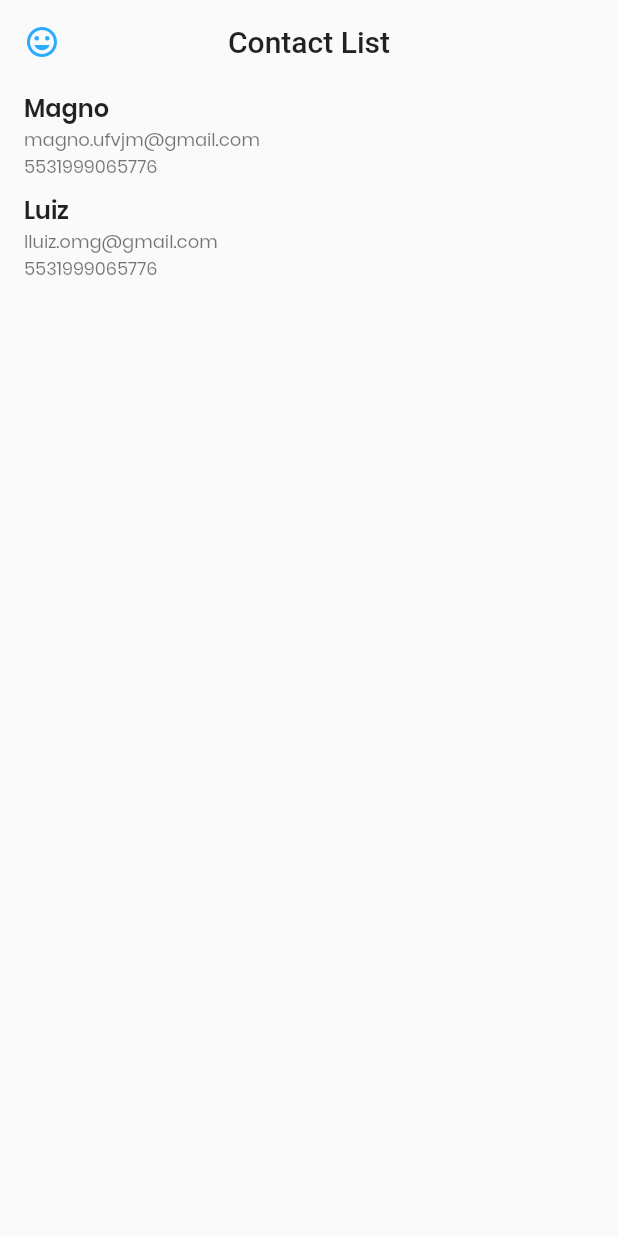
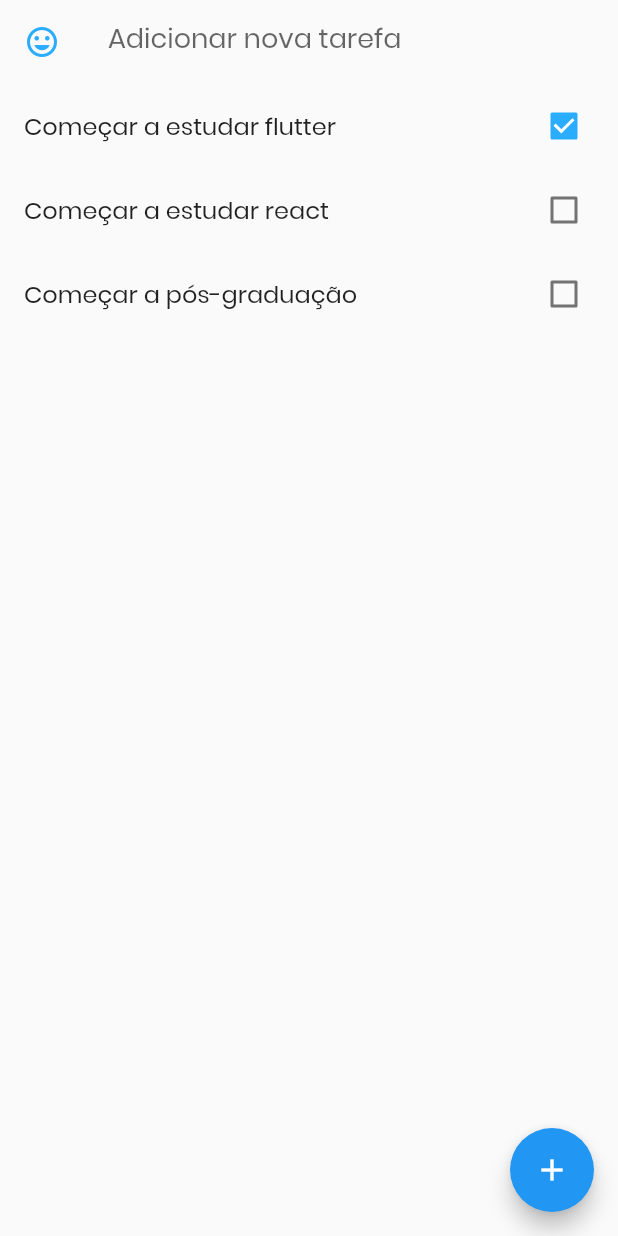
Before and after one commit to MagnoSantos/contacts-flutter, a Flutter app: the TodoList screen opened directly, on a phone screen of 412 x 824 dp. Run offline on Flutter 3.47's test engine with Material 2 defaults, Android fonts, the phone set to English and light mode, and no system bars.

Commit message:
Criação da lista de tarefas, com adição e remoção de itens, nova visualização todolist.view.dart utilizando StatefullWidget

```diff
--- a/contacts/lib/android/android.aplicacao.dart
+++ b/contacts/lib/android/android.aplicacao.dart
@@ -1,6 +1,5 @@
 import 'package:contacts/android/stlyes.dart';
 import 'package:contacts/android/views/splash.view.dart';
-import 'package:contacts/android/views/todolist.view.dart';
 import 'package:flutter/material.dart';
 
 class AndroidApp extends StatelessWidget {
@@ -10,7 +9,7 @@ class AndroidApp extends StatelessWidget {
       title: 'Contatos Demo',
       debugShowCheckedModeBanner: false,
       theme: androidTheme(),
-      home: TodoList(),
+      home: SplashView(),
     );
   }
 }
--- /dev/null
+++ b/contacts/lib/android/models/itens-todo.dart
@@ -0,0 +1,22 @@
+class Item {
+  int id;
+  String titulo;
+  bool feito;
+
+  Item({this.id, this.titulo, this.feito});
+
+  Item.fromJson(Map<String, dynamic> json) {
+    id = json['id'];
+    titulo = json['titulo'];
+    feito = json['feito'];
+  }
+
+  Map<String, dynamic> toJson() {
+    var dados = new Map<String, dynamic>();
+    dados['id'] = this.id;
+    dados['titulo'] = this.titulo;
+    dados['feito'] = this.feito;
+
+    return dados;
+  }
+}
--- a/contacts/lib/android/views/todolist.view.dart
+++ b/contacts/lib/android/views/todolist.view.dart
@@ -1,23 +1,21 @@
-import 'package:contacts/android/models/model-contacts.dart';
+import 'package:contacts/android/models/itens-todo.dart';
 import 'package:flutter/material.dart';
 
 class TodoList extends StatefulWidget {
-  var contatos = new List<ContactsModel>();
+  var itens = new List<Item>();
 
   TodoList() {
-    contatos = [];
-    contatos.add(ContactsModel(
-      id: "1",
-      name: "Magno",
-      email: "magno.ufvjm@gmail.com",
-      telefone: "5531999065776",
-    ));
-    contatos.add(ContactsModel(
-      id: "2",
-      name: "Luiz",
-      email: "lluiz.omg@gmail.com",
-      telefone: "5531999065776",
-    ));
+    itens = [];
+
+    itens.add(
+      Item(titulo: "Começar a estudar flutter", feito: true),
+    );
+    itens.add(
+      Item(titulo: "Começar a estudar react", feito: false),
+    );
+    itens.add(
+      Item(titulo: "Começar a pós-graduação", feito: false),
+    );
   }
 
   @override
@@ -25,15 +23,25 @@ class TodoList extends StatefulWidget {
 }
 
 class _TodoListState extends State<TodoList> {
-  //Estrutura para obter valor digitado em um textformfield
-  var textoObtido = TextEditingController();
+  var textController = TextEditingController();
 
-  void Adicionar() {
+  Future<void> AdicionarItem() async {
+    if (textController.text == null || textController.text.isEmpty) return;
+
     setState(() {
-      widget.contatos.add(
-        ContactsModel(name: textoObtido.text),
+      widget.itens.add(
+        Item(
+          titulo: textController.text,
+          feito: false,
+        ),
       );
-      textoObtido.clear();
+      textController.clear();
+    });
+  }
+
+  Future<void> RemoverItem(int index) async {
+    setState(() {
+      widget.itens.removeAt(index);
     });
   }
 
@@ -43,7 +51,17 @@ class _TodoListState extends State<TodoList> {
       appBar: AppBar(
         backgroundColor: Colors.transparent,
         centerTitle: true,
-        title: Text("Contact List"),
+        title: TextFormField(
+          //text, phone or adressemail
+          keyboardType: TextInputType.text,
+          controller: textController,
+          style: TextStyle(
+            fontSize: 18,
+          ),
+          decoration: InputDecoration(
+            labelText: "Adicionar nova tarefa",
+          ),
+        ),
         elevation: 0,
         leading: Icon(
           Icons.insert_emoticon,
@@ -54,38 +72,38 @@ class _TodoListState extends State<TodoList> {
       //Itens que forem do pai acessar com widget.
       //Redenrização dos itens na tela item builder
       body: ListView.builder(
-        itemCount: widget.contatos.length,
-        itemBuilder: (BuildContext context, int index) {
-          final contato = widget.contatos[index];
-          return ListTile(
-            title: Text(
-              contato.name,
-              style: TextStyle(
-                fontWeight: FontWeight.w600,
-                fontSize: 16,
-              ),
+        itemCount: widget.itens.length,
+        itemBuilder: (context, int index) {
+          final item = widget.itens[index];
+          return Dismissible(
+            background: Container(
+              color: Colors.blue.withOpacity(0.1),
             ),
-            subtitle: Column(
-              //Itens para o começo da coluna
-              crossAxisAlignment: CrossAxisAlignment.start,
-              children: <Widget>[
-                Text(
-                  contato.email,
-                  style: TextStyle(
-                    fontSize: 12,
-                  ),
-                ),
-                Text(
-                  contato.telefone,
-                  style: TextStyle(
-                    fontSize: 12,
-                  ),
-                ),
-              ],
+            onDismissed: (direcao) {
+              RemoverItem(index);
+            },
+            key: Key(item.titulo),
+            child: CheckboxListTile(
+              activeColor: Theme.of(context).primaryColor,
+              title: Text(item.titulo),
+              value: item.feito,
+              onChanged: (valor) {
+                //Alterar status
+                setState(() {
+                  item.feito = valor;
+                });
+              },
             ),
           );
-          //Caso os dados de uma lista sejam atualizados, utilizar o setState(() {})
         },
+      ),
+      floatingActionButton: FloatingActionButton(
+        backgroundColor: Colors.blue,
+        onPressed: AdicionarItem,
+        child: Icon(
+          Icons.add,
+          color: Theme.of(context).accentColor,
+        ),
       ),
     );
   }
```
